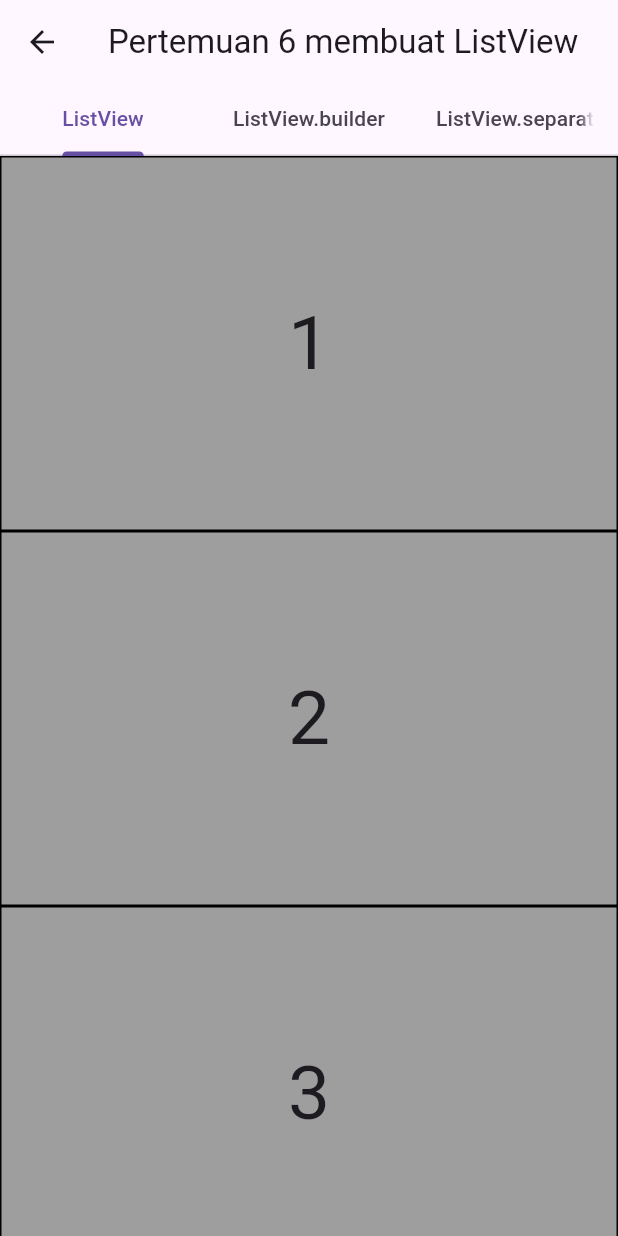
After one commit to silvaaulia/wisata_mobile1, a Flutter app: the screen it shows after launch, after a tap on "Mari Kita Mulai", on a phone screen of 412 x 824 dp. The commit adds this screen. Run offline on Flutter 3.47's test engine with Material 3 defaults, Android fonts, the phone set to English and light mode, and no system bars; our stand-ins replace lottie; network calls fail.

Commit message:
perubahan commit

```diff
--- /dev/null
+++ b/lib/const.dart
@@ -0,0 +1,5 @@
+import 'package:flutter/material.dart';
+
+const kButtonColor = Color(0xFF1B1B1B);
+const kBackgroundColor = Color(0xFFF0F3F5);
+const blueTextColor = Color.fromARGB(255, 240, 240, 240);
--- /dev/null
+++ b/lib/latihanmodul/pertemuan6.dart
@@ -0,0 +1,122 @@
+import 'package:flutter/material.dart';
+
+class Pertemuan6 extends StatelessWidget {
+  const Pertemuan6({super.key});
+
+  @override
+  Widget build(BuildContext context) {
+    return DefaultTabController(
+        length: 3,
+        child: Scaffold(
+          appBar: AppBar(
+            title: Text('Pertemuan 6 membuat ListView'),
+            bottom: TabBar(tabs: [
+              Tab(
+                text: 'ListView',
+              ),
+              Tab(
+                text: 'ListView.builder',
+              ),
+              Tab(
+                text: 'ListView.separated',
+              ),
+            ]),
+          ),
+          body: TabBarView(children: [
+            ContohListView(),
+            ContohListViewBuilder(),
+            ContohListViewBuilderSeparated(),
+          ]),
+        ));
+  }
+}
+
+class ContohListView extends StatelessWidget {
+  final List<int> numberList = [1, 2, 3, 4, 5, 6, 7, 8];
+  ContohListView({super.key});
+
+  @override
+  Widget build(BuildContext context) {
+    return ListView(
+      children: numberList.map((int number) {
+        return Container(
+          height: 250,
+          decoration: BoxDecoration(
+            color: Colors.grey,
+            border: Border.all(
+              color: Colors.black,
+            ),
+          ),
+          child: Center(
+            child: Text(
+              '$number',
+              style: TextStyle(fontSize: 50),
+            ),
+          ),
+        );
+      }).toList(),
+    );
+  }
+}
+
+class ContohListViewBuilder extends StatelessWidget {
+  final List<int> numberList = [1, 2, 3, 4, 5, 6, 7, 8];
+  ContohListViewBuilder({super.key});
+
+  @override
+  Widget build(BuildContext context) {
+    return ListView.builder(
+        itemBuilder: (context, index) {
+          return Container(
+            height: 250,
+            decoration: BoxDecoration(
+              color: Colors.pink,
+              border: Border.all(
+                color: Colors.black,
+              ),
+            ),
+            child: Center(
+              child: Text(
+                '${numberList[index]}',
+                style: TextStyle(fontSize: 50),
+              ),
+            ),
+          );
+        },
+        itemCount: numberList.length);
+  }
+}
+
+class ContohListViewBuilderSeparated extends StatelessWidget {
+  final List<int> numberList = [1, 2, 3, 4, 5, 6, 7, 8];
+  ContohListViewBuilderSeparated({super.key});
+
+  @override
+  Widget build(BuildContext context) {
+    return ListView.separated(
+        itemBuilder: (context, index) {
+          return Container(
+            height: 250,
+            decoration: BoxDecoration(
+              color: Colors.red,
+              border: Border.all(
+                color: Colors.black,
+              ),
+            ),
+            child: Center(
+              child: Text(
+                '${numberList[index]}',
+                style: TextStyle(fontSize: 50),
+              ),
+            ),
+          );
+        },
+        separatorBuilder: (context, index) {
+          return Container(
+            height: 10,
+            color: Colors.amber,
+          );
+        },
+        itemCount: numberList.length);
+  }
+}
--- a/lib/main.dart
+++ b/lib/main.dart
@@ -1,19 +1,22 @@
+import 'package:aslab_travel/latihanmodul/pertemuan5.dart';
+import 'package:aslab_travel/latihanmodul/pertemuan6.dart';
+import 'package:aslab_travel/model/landing_model.dart';
 import 'package:aslab_travel/screens/SplashScreen.dart';
+import 'package:aslab_travel/screens/landing_page.dart';
 import 'package:flutter/material.dart';
 
-void main(){
+void main() {
   runApp(TravelApp());
 }
 
 class TravelApp extends StatelessWidget {
   const TravelApp({super.key});
 
-
   @override
   Widget build(BuildContext context) {
     return MaterialApp(
       debugShowCheckedModeBanner: false,
-      home: SplashScreen(),
+      home: LandingPageOne(),
     );
   }
 }
--- /dev/null
+++ b/lib/screens/landing_page.dart
@@ -0,0 +1,191 @@
+import 'package:aslab_travel/const.dart';
+import 'package:aslab_travel/latihanmodul/pertemuan6.dart';
+import 'package:aslab_travel/model/landing_model.dart';
+import 'package:flutter/material.dart';
+
+class LandingPageOne extends StatefulWidget {
+  const LandingPageOne({super.key});
+
+  @override
+  State<LandingPageOne> createState() => _LandingPageOneState();
+}
+
+class _LandingPageOneState extends State<LandingPageOne> {
+  int currentIndex = 0;
+  Widget dotIndicator(int index) {
+    return AnimatedContainer(
+      duration: Duration(microseconds: 400),
+      margin: EdgeInsets.only(right: 6),
+      width: 20,
+      height: 4,
+      decoration: BoxDecoration(
+          borderRadius: BorderRadius.circular(15),
+          color: index == currentIndex ? Colors.white : Colors.white54),
+    );
+  }
+
+  @override
+  Widget build(BuildContext context) {
+    return Scaffold(
+      body: Stack(
+        children: [
+          PageView.builder(
+            itemCount: landingpage.length,
+            onPageChanged: (value) {
+              setState(() {
+                currentIndex = value;
+              });
+            },
+            itemBuilder: (context, index) {
+              return Image.network(
+                landingpage[index].image,
+                fit: BoxFit.cover,
+              );
+            },
+          ),
+          Padding(
+            padding: const EdgeInsets.symmetric(horizontal: 15),
+            child: Column(
+              children: [
+                const SizedBox(height: 150),
+                Column(
+                  children: [
+                    Text(
+                      landingpage[currentIndex].name,
+                      style: const TextStyle(
+                        fontSize: 45,
+                        color: Colors.white,
+                        fontWeight: FontWeight.w500,
+                        fontFamily: "NunitoSans",
+                        height: 1,
+                      ),
+                    ),
+                    const SizedBox(
+                      height: 10,
+                    ),
+                    const Text(
+                      "Ayo jelajahi Indonesia bersama kami dan ciptakan kenangan tak terlupakan yang akan bertahan seumur hidup.",
+                      style: TextStyle(
+                          fontSize: 11,
+                          color: Colors.white,
+                          fontWeight: FontWeight.w500,
+                          fontFamily: "NunitoSans"),
+                    ),
+                    const SizedBox(
+                      height: 10,
+                    ),
+                    SizedBox(
+                      child: Column(
+                        children: [
+                          Row(
+                            mainAxisAlignment: MainAxisAlignment.start,
+                            children: List.generate(
+                              landingpage.length,
+                              dotIndicator,
+                            ),
+                          ),
+                        ],
+                      ),
+                    )
+                  ],
+                ),
+              ],
+            ),
+          ),
+          Align(
+            alignment: Alignment.bottomCenter,
+            child: SizedBox(
+              height: 185,
+              child: Column(
+                children: [
+                  const SizedBox(height: 20),
+                  ClipRRect(
+                    borderRadius: const BorderRadius.only(
+                      topLeft: Radius.circular(15),
+                      topRight: Radius.circular(15),
+                    ),
+                    child: Container(
+                      padding: const EdgeInsets.all(35),
+                      color: Colors.white,
+                      child: Column(
+                        children: [
+                          GestureDetector(
+                            onTap: () {
+                              Navigator.push(
+                                context,
+                                MaterialPageRoute(
+                                  builder: (context) => Pertemuan6(),
+                                ),
+                              );
+                            },
+                            child: Container(
+                              height: 60,
+                              decoration: BoxDecoration(
+                                  borderRadius: BorderRadius.circular(15),
+                                  boxShadow: const [
+                                    BoxShadow(
+                                      color: Colors.black12,
+                                      offset: Offset(0, 5),
+                                      spreadRadius: 15,
+                                      blurRadius: 15,
+                                    )
+                                  ],
+                                  color: kButtonColor),
+                              child: const Center(
+                                child: Row(
+                                  mainAxisAlignment: MainAxisAlignment.center,
+                                  children: [
+                                    Text(
+                                      "Mari Kita Mulai",
+                                      style: TextStyle(
+                                          fontSize: 16,
+                                          color: Colors.white,
+                                          fontWeight: FontWeight.bold),
+                                    ),
+                                    SizedBox(
+                                      width: 5,
+                                    ),
+                                    Icon(
+                                      Icons.arrow_forward,
+                                      color: Colors.white,
+                                      size: 20,
+                                    ),
+                                  ],
+                                ),
+                              ),
+                            ),
+                          ),
+                          const SizedBox(height: 15),
+                          const Text.rich(
+                            TextSpan(
+                              children: [
+                                TextSpan(
+                                  text: "sudah punya akun? ",
+                                  style: TextStyle(
+                                    color: kButtonColor,
+                                    fontSize: 14,
+                                  ),
+                                ),
+                                TextSpan(
+                                  text: "Masuk",
+                                  style: TextStyle(
+                                    color: blueTextColor,
+                                    fontSize: 14,
+                                  ),
+                                ),
+                              ],
+                            ),
+                          ),
+                        ],
+                      ),
+                    ),
+                  )
+                ],
+              ),
+            ),
+          )
+        ],
+      ),
+    );
+  }
+}
```
Also changed, not shown: lib/latihanmodul/pertemuan5.dart (added, +99 -0 lines), lib/model/landing_model.dart (added, +20 -0 lines).
